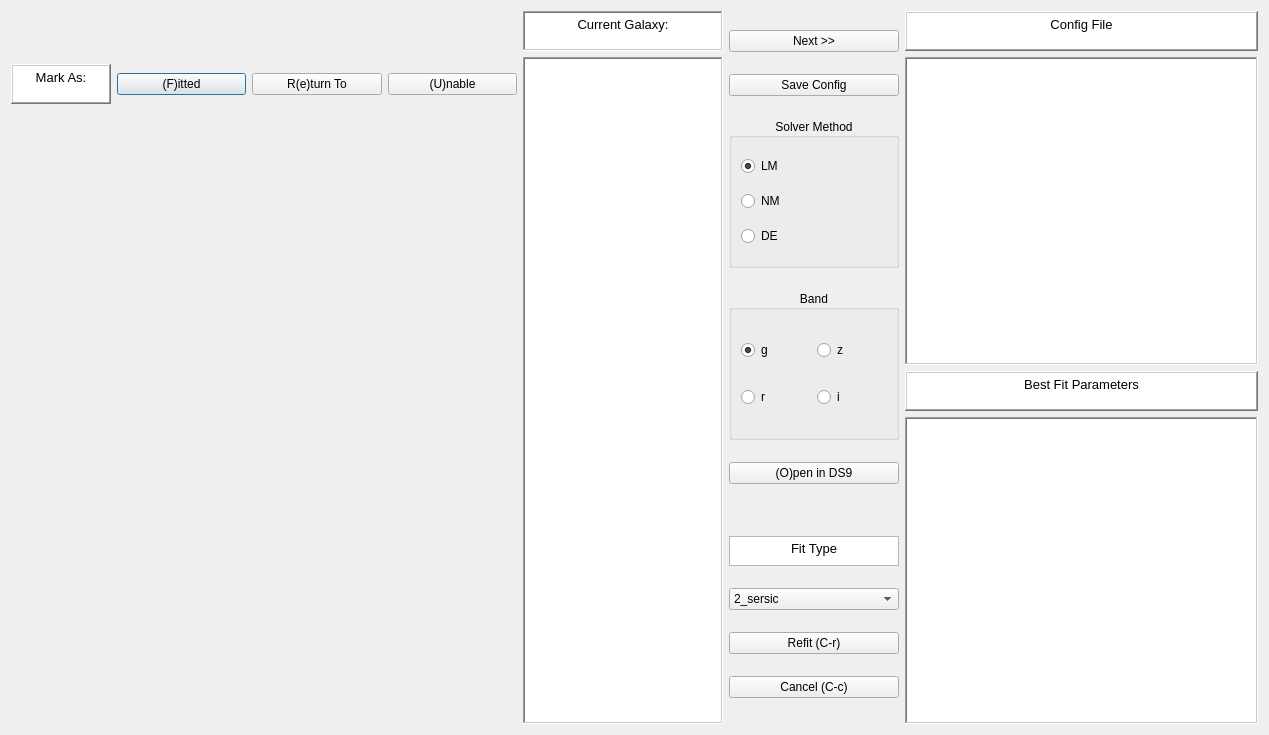
Old version of the form GUI/ds9_open.ui in the repository rpsmith4/photometric-decomp-analysis.
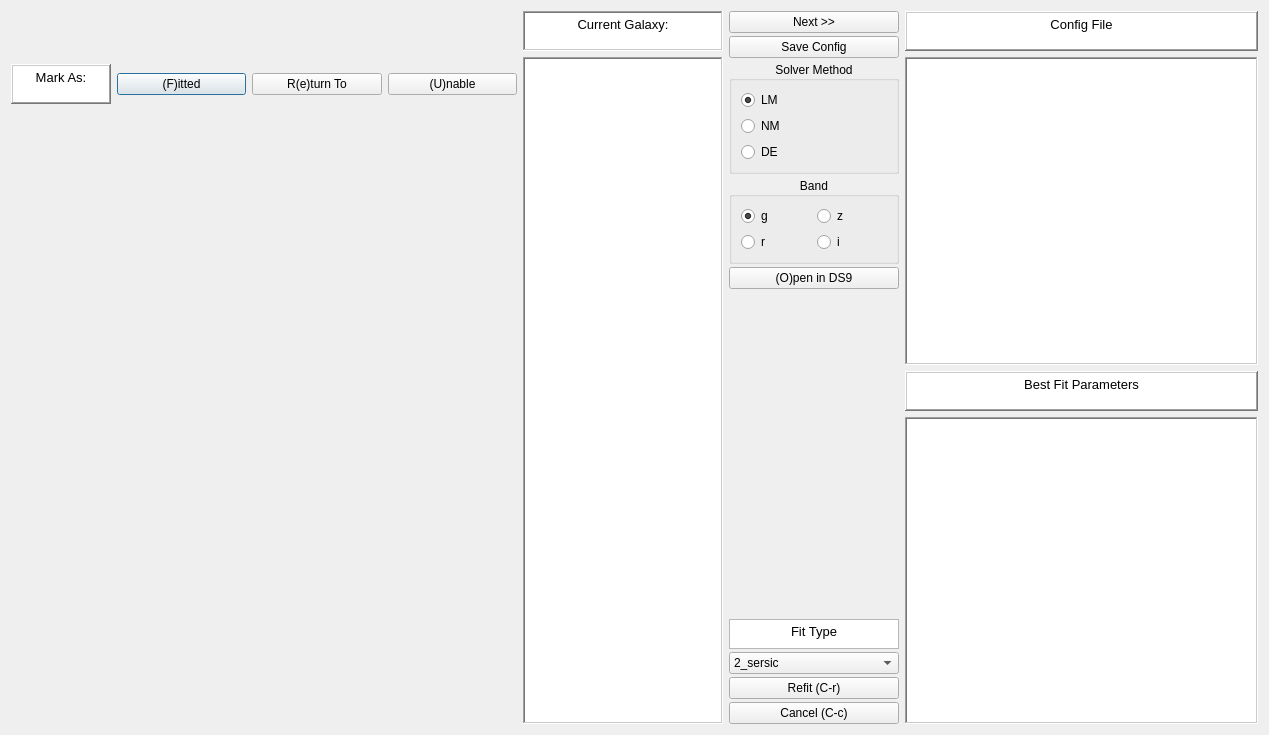
New version of the form.

What changed in the file:
```diff
--- a/GUI/ds9_open.ui
+++ b/GUI/ds9_open.ui
@@ -481,12 +481,12 @@
         <enum>Qt::Orientation::Vertical</enum>
        </property>
        <property name="sizeType">
-        <enum>QSizePolicy::Policy::Fixed</enum>
+        <enum>QSizePolicy::Policy::Maximum</enum>
        </property>
        <property name="sizeHint" stdset="0">
         <size>
          <width>20</width>
-         <height>30</height>
+         <height>1000</height>
         </size>
        </property>
       </spacer>
```
